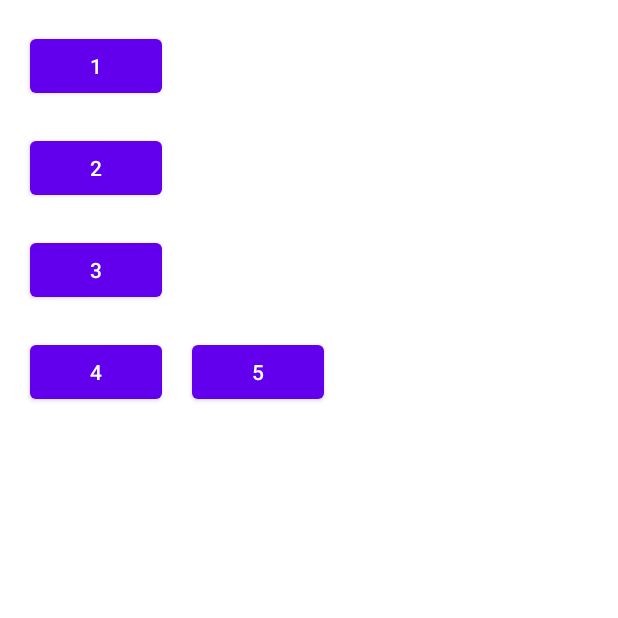
After one commit to BheeshmaPitama/ConstraintLayoutPlayground, an Android app: the ConstraintSetActivity screen opened directly, with no data from a screen before it, on a phone screen of 412 x 824 dp, the top half of it. The commit adds this screen. Run offline under Robolectric (Android 15) with nearby library versions, the phone set to English and light mode, and no system bars.

Commit message:
Feature Complete. Added ConstraintSetActivity.kt for Learning.

```diff
--- /dev/null
+++ b/app/src/main/java/com/example/constraintlayoutplayground/ConstraintSetActivity.kt
@@ -0,0 +1,73 @@
+package com.example.constraintlayoutplayground
+
+import androidx.appcompat.app.AppCompatActivity
+import android.os.Bundle
+import android.transition.AutoTransition
+import android.transition.TransitionManager
+import android.view.animation.AccelerateDecelerateInterpolator
+import androidx.constraintlayout.widget.ConstraintSet
+import com.example.constraintlayoutplayground.databinding.ActivityConstraintSetBinding
+
+class ConstraintSetActivity : AppCompatActivity() {
+
+    private lateinit var binding: ActivityConstraintSetBinding
+
+    override fun onCreate(savedInstanceState: Bundle?) {
+        super.onCreate(savedInstanceState)
+        binding = ActivityConstraintSetBinding.inflate(layoutInflater)
+        val view = binding.root
+        setContentView(view)
+        initClickListeners()
+    }
+
+    private fun initClickListeners() {
+        binding.apply {
+            button2.setOnClickListener {
+                removeButton2()
+            }
+        }
+    }
+
+    private fun removeButton2() {
+        binding.apply {
+            val constraintSet = ConstraintSet()
+            constraintSet.clone(parentLayout)
+            constraintSet.connect(
+                button3.id ,
+                ConstraintSet.TOP,
+                button1.id,
+                ConstraintSet.BOTTOM
+            )
+
+            resetButton5constraints(constraintSet)
+
+            val transition = AutoTransition()
+            transition.duration = 500
+            transition.interpolator = AccelerateDecelerateInterpolator()
+
+            TransitionManager.beginDelayedTransition(parentLayout,transition)
+            constraintSet.applyTo(parentLayout)
+            parentLayout.removeView(button2)
+        }
+    }
+
+    private fun resetButton5constraints(constraintSet: ConstraintSet) {
+        binding.apply {
+
+            constraintSet.connect(
+                button5.id,
+                ConstraintSet.TOP,
+                button4.id,
+                ConstraintSet.BOTTOM,
+                resources.getDimensionPixelSize(R.dimen._20dp)
+            )
+
+            constraintSet.connect(
+                button5.id,
+                ConstraintSet.START,
+                parentLayout.id,
+                ConstraintSet.START
+            )
+        }
+    }
+}
--- /dev/null
+++ b/app/src/main/res/layout/activity_constraint_set.xml
@@ -0,0 +1,60 @@
+<?xml version="1.0" encoding="utf-8"?>
+<androidx.constraintlayout.widget.ConstraintLayout xmlns:android="http://schemas.android.com/apk/res/android"
+    xmlns:app="http://schemas.android.com/apk/res-auto"
+    xmlns:tools="http://schemas.android.com/tools"
+    android:id="@+id/parentLayout"
+    android:layout_width="match_parent"
+    android:layout_height="match_parent"
+    tools:context=".ConstraintSetActivity">
+
+
+    <Button
+        android:id="@+id/button1"
+        android:layout_width="wrap_content"
+        android:layout_height="wrap_content"
+        android:text="@string/_1"
+        app:layout_constraintTop_toTopOf="parent"
+        app:layout_constraintStart_toStartOf="parent"
+        android:layout_marginStart="@dimen/_20dp"
+        android:layout_marginTop="@dimen/_20dp"/>
+
+    <Button
+        android:id="@+id/button2"
+        android:layout_width="wrap_content"
+        android:layout_height="wrap_content"
+        android:text="@string/_2"
+        app:layout_constraintTop_toBottomOf="@id/button1"
+        app:layout_constraintStart_toStartOf="parent"
+        android:layout_marginStart="@dimen/_20dp"
+        android:layout_marginTop="@dimen/_20dp"/>
+
+    <Button
+        android:id="@+id/button3"
+        android:layout_width="wrap_content"
+        android:layout_height="wrap_content"
+        android:text="@string/_3"
+        app:layout_constraintTop_toBottomOf="@id/button2"
+        app:layout_constraintStart_toStartOf="parent"
+        android:layout_marginStart="@dimen/_20dp"
+        android:layout_marginTop="@dimen/_20dp"/>
+
+    <Button
+        android:id="@+id/button4"
+        android:layout_width="wrap_content"
+        android:layout_height="wrap_content"
+        android:text="@string/_4"
+        app:layout_constraintTop_toBottomOf="@id/button3"
+        app:layout_constraintStart_toStartOf="parent"
+        android:layout_marginStart="@dimen/_20dp"
+        android:layout_marginTop="@dimen/_20dp"/>
+
+    <Button
+        android:id="@+id/button5"
+        android:layout_width="wrap_content"
+        android:layout_height="wrap_content"
+        android:text="@string/_5"
+        app:layout_constraintStart_toEndOf="@id/button4"
+        app:layout_constraintTop_toTopOf="@id/button4"
+        android:layout_marginStart="@dimen/_20dp" />
+
+</androidx.constraintlayout.widget.ConstraintLayout>
--- a/app/src/main/res/values/strings.xml
+++ b/app/src/main/res/values/strings.xml
@@ -1,3 +1,8 @@
 <resources>
     <string name="app_name">ConstraintLayoutPlayground</string>
+    <string name="_1">1</string>
+    <string name="_2">2</string>
+    <string name="_3">3</string>
+    <string name="_4">4</string>
+    <string name="_5">5</string>
 </resources>
```
Also changed, not shown: app/src/main/AndroidManifest.xml (+5 -3 lines), app/src/main/java/com/example/constraintlayoutplayground/RemoveViewActivity.kt (+9 -0 lines).
